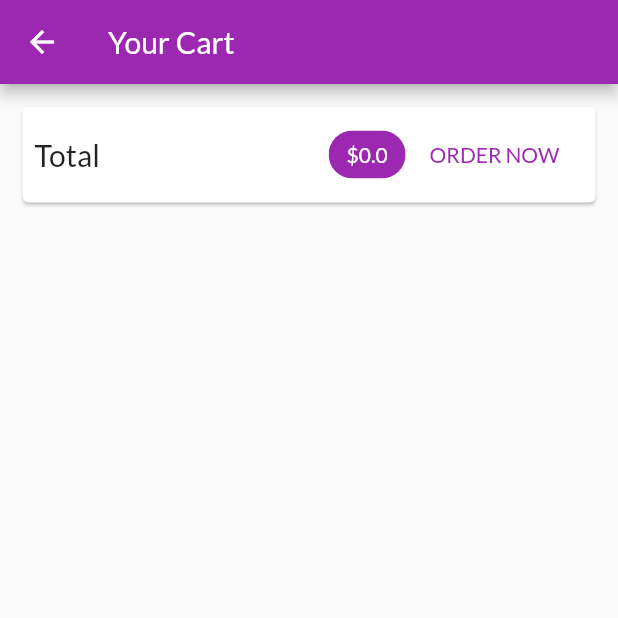
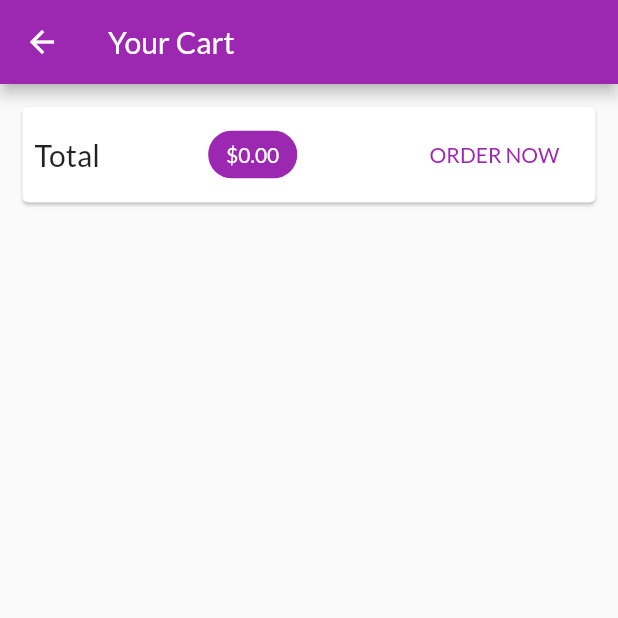
Before and after one commit to muhammadarslannasr/ShopAppUsingProviders, a Flutter app: the CartScreen screen opened by its route, after a tap on "ORDER NOW", on a phone screen of 412 x 824 dp, the top half of it. Run offline on Flutter 3.47's test engine with Material 2 defaults, Android fonts, the phone set to English and light mode, and no system bars; network calls fail.

Commit message:
init second commit~! State Management Work Done! using static list and map! Displays list on cart Items Done!

```diff
--- a/lib/main.dart
+++ b/lib/main.dart
@@ -1,7 +1,9 @@
 import 'package:flutter/material.dart';
 import 'package:fluttermyshopapp/providers/cart.dart';
+import 'package:fluttermyshopapp/providers/orders.dart';
 import 'package:fluttermyshopapp/providers/products.dart';
 import 'package:fluttermyshopapp/screens/cart_screen.dart';
+import 'package:fluttermyshopapp/screens/orders_screen.dart';
 import 'package:fluttermyshopapp/screens/product_detail_screen.dart';
 import 'package:fluttermyshopapp/screens/products_overview_screen.dart';
 import 'package:provider/provider.dart';
@@ -20,6 +22,9 @@
         ChangeNotifierProvider.value(
           value: Cart(),
         ),
+        ChangeNotifierProvider.value(
+          value: Orders(),
+        ),
       ],
       child: MaterialApp(
         title: 'MyShop',
@@ -33,6 +38,7 @@
         routes: {
           ProductDetailScreen.routeName: (ctx) => ProductDetailScreen(),
           CartScreen.routeName: (ctx) => CartScreen(),
+          OrdersScreen.routeName: (ctx) => OrdersScreen(),
         },
       ),
     );
--- a/lib/providers/cart.dart
+++ b/lib/providers/cart.dart
@@ -25,9 +25,9 @@
     return _items.length;
   }
 
-  double get totalAmount{
+  double get totalAmount {
     var total = 0.0;
-    _items.forEach((key,cartItem){
+    _items.forEach((key, cartItem) {
       total += cartItem.price * cartItem.quantity;
     });
 
@@ -59,4 +59,14 @@
     }
     notifyListeners();
   }
+
+  void removeItem(String productId) {
+    _items.remove(productId);
+    notifyListeners();
+  }
+
+  void clear() {
+    _items = {};
+    notifyListeners();
+  }
 }
--- /dev/null
+++ b/lib/providers/orders.dart
@@ -0,0 +1,37 @@
+import 'package:flutter/material.dart';
+import 'package:fluttermyshopapp/providers/cart.dart';
+
+class OrderItem {
+  final String id;
+  final double amount;
+  final List<CartItem> products;
+  final DateTime dateTime;
+
+  OrderItem({
+    @required this.id,
+    @required this.amount,
+    @required this.products,
+    @required this.dateTime,
+  });
+}
+
+class Orders with ChangeNotifier {
+  List<OrderItem> _orders = [];
+
+  List<OrderItem> get orders {
+    return [..._orders];
+  }
+
+  void addOrder(List<CartItem> cartProducts, double total) {
+    _orders.insert(
+      0,
+      OrderItem(
+        id: DateTime.now().toString(),
+        amount: total,
+        products: cartProducts,
+        dateTime: DateTime.now(),
+      ),
+    );
+    notifyListeners();
+  }
+}
--- a/lib/screens/cart_screen.dart
+++ b/lib/screens/cart_screen.dart
@@ -1,5 +1,6 @@
 import 'package:flutter/material.dart';
 import 'package:fluttermyshopapp/providers/cart.dart';
+import 'package:fluttermyshopapp/providers/orders.dart';
 import 'package:fluttermyshopapp/widgets/cart_item_row.dart';
 import 'package:provider/provider.dart';
 
@@ -29,10 +30,10 @@
                       fontSize: 20.0,
                     ),
                   ),
-                  Spacer(),
+                  //Spacer(),
                   Chip(
                     label: Text(
-                      '\$${cart.totalAmount}',
+                      '\$${cart.totalAmount.toStringAsFixed(2)}',
                       style: TextStyle(
                         color: Colors.white,
                       ),
@@ -40,7 +41,14 @@
                     backgroundColor: Theme.of(context).primaryColor,
                   ),
                   FlatButton(
-                    onPressed: () {},
+                    onPressed: () {
+                      Provider.of<Orders>(context, listen: false).addOrder(
+                        cart.items.values.toList(),
+                        cart.totalAmount,
+                      );
+                      //Clear Cart
+                      cart.clear();
+                    },
                     child: Text(
                       'ORDER NOW',
                       style: TextStyle(color: Theme.of(context).primaryColor),
@@ -58,6 +66,7 @@
               itemCount: cart.items.length,
               itemBuilder: (ctx, i) => CartItemRow(
                   cart.items.values.toList()[i].id,
+                  cart.items.keys.toList()[i],
                   cart.items.values.toList()[i].price,
                   cart.items.values.toList()[i].quantity,
                   cart.items.values.toList()[i].title),
--- /dev/null
+++ b/lib/screens/orders_screen.dart
@@ -0,0 +1,25 @@
+import 'package:flutter/material.dart';
+import 'package:fluttermyshopapp/providers/orders.dart';
+import 'package:fluttermyshopapp/widgets/app_drawer.dart';
+import 'package:fluttermyshopapp/widgets/order_item.dart';
+import 'package:provider/provider.dart';
+
+class OrdersScreen extends StatelessWidget {
+  static const routeName = '/orders';
+  @override
+  Widget build(BuildContext context) {
+    final orderData = Provider.of<Orders>(context);
+    return Scaffold(
+      appBar: AppBar(
+        title: Text('Your Orders'),
+      ),
+      drawer: AppDrawer(),
+      body: ListView.builder(
+        itemCount: orderData.orders.length,
+        itemBuilder: (ctx, i) => OrderItems(
+          order: orderData.orders[i],
+        ),
+      ),
+    );
+  }
+}
--- a/lib/screens/products_overview_screen.dart
+++ b/lib/screens/products_overview_screen.dart
@@ -1,6 +1,7 @@
 import 'package:flutter/material.dart';
 import 'package:fluttermyshopapp/providers/cart.dart';
 import 'package:fluttermyshopapp/screens/cart_screen.dart';
+import 'package:fluttermyshopapp/widgets/app_drawer.dart';
 import 'package:fluttermyshopapp/widgets/badge.dart.dart';
 import 'package:fluttermyshopapp/widgets/products_grid.dart';
 import 'package:provider/provider.dart';
@@ -61,7 +62,10 @@
           )
         ],
       ),
-      body: ProductsGrid(_showOnlyFavourites),
+      drawer: AppDrawer(),
+      body: ProductsGrid(
+        _showOnlyFavourites,
+      ),
     );
   }
 }
--- /dev/null
+++ b/lib/widgets/order_item.dart
@@ -0,0 +1,74 @@
+import 'dart:math';
+
+import 'package:flutter/material.dart';
+import 'package:fluttermyshopapp/providers/orders.dart';
+import 'package:intl/intl.dart';
+
+class OrderItems extends StatefulWidget {
+  final OrderItem order;
+
+  OrderItems({this.order});
+
+  @override
+  _OrderItemsState createState() => _OrderItemsState();
+}
+
+class _OrderItemsState extends State<OrderItems> {
+  var _expanded = false;
+  @override
+  Widget build(BuildContext context) {
+    return Card(
+      margin: EdgeInsets.all(10),
+      child: Column(
+        children: <Widget>[
+          ListTile(
+            title: Text(
+              '\$${widget.order.amount}',
+            ),
+            subtitle: Text(
+              DateFormat('dd/MM/yyyy hh:mm').format(
+                widget.order.dateTime,
+              ),
+            ),
+            trailing: IconButton(
+              icon: Icon(_expanded ? Icons.expand_less : Icons.expand_more),
+              onPressed: () {
+                setState(() {
+                  _expanded = !_expanded;
+                });
+              },
+            ),
+          ),
+          if (_expanded)
+            Container(
+              padding: EdgeInsets.symmetric(horizontal: 15, vertical: 4),
+              height: min(widget.order.products.length * 20.0 + 10, 180),
+              child: ListView(
+                children: widget.order.products
+                    .map((prod) => Row(
+                          mainAxisAlignment: MainAxisAlignment.spaceBetween,
+                          children: <Widget>[
+                            Text(
+                              prod.title,
+                              style: TextStyle(
+                                fontSize: 18,
+                                fontWeight: FontWeight.bold,
+                              ),
+                            ),
+                            Text(
+                              '${prod.quantity} x \$${prod.price}',
+                              style: TextStyle(
+                                fontSize: 18,
+                                color: Colors.grey,
+                              ),
+                            )
+                          ],
+                        ))
+                    .toList(),
+              ),
+            )
+        ],
+      ),
+    );
+  }
+}
--- a/pubspec.yaml
+++ b/pubspec.yaml
@@ -20,6 +20,7 @@
   flutter:
     sdk: flutter
   provider: ^4.0.5
+  intl: ^0.16.1
   # The following adds the Cupertino Icons font to your application.
   # Use with the CupertinoIcons class for iOS style icons.
   cupertino_icons: ^0.1.2
```
Also changed, not shown: lib/screens/product_detail_screen.dart (+40 -1 lines), lib/widgets/app_drawer.dart (added, +36 -0 lines), lib/widgets/cart_item_row.dart (+26 -2 lines), pubspec.lock.
